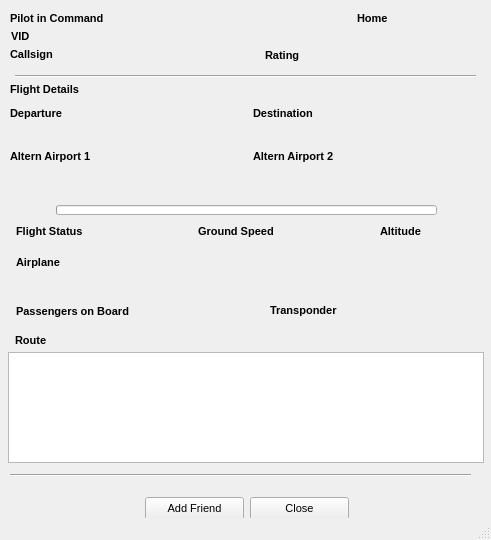
This is QtUI/PilotInfo_UI.ui in emper0r/IVAO-status as Qt 5 draws it before an edit. The edited form follows.
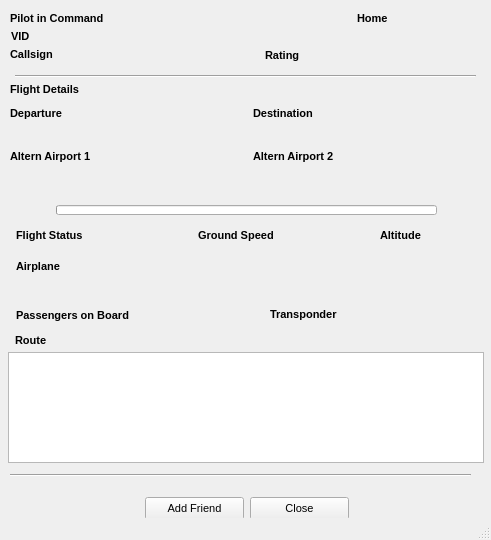
This is the edited form.

Commit message: * Fixed PilotInfo_UI objects

The edit to the form file:
```diff
--- a/QtUI/PilotInfo_UI.ui
+++ b/QtUI/PilotInfo_UI.ui
@@ -163,7 +163,7 @@
     <property name="geometry">
      <rect>
       <x>30</x>
-      <y>194</y>
+      <y>198</y>
       <width>31</width>
       <height>25</height>
      </rect>
@@ -184,7 +184,7 @@
     <property name="geometry">
      <rect>
       <x>441</x>
-      <y>194</y>
+      <y>198</y>
       <width>31</width>
       <height>25</height>
      </rect>
@@ -380,7 +380,7 @@
     <property name="geometry">
      <rect>
       <x>198</x>
-      <y>223</y>
+      <y>227</y>
       <width>101</width>
       <height>16</height>
      </rect>
@@ -403,7 +403,7 @@
     <property name="geometry">
      <rect>
       <x>293</x>
-      <y>221</y>
+      <y>225</y>
       <width>41</width>
       <height>20</height>
      </rect>
@@ -424,7 +424,7 @@
     <property name="geometry">
      <rect>
       <x>435</x>
-      <y>221</y>
+      <y>225</y>
       <width>41</width>
       <height>20</height>
      </rect>
@@ -445,7 +445,7 @@
     <property name="geometry">
      <rect>
       <x>380</x>
-      <y>223</y>
+      <y>227</y>
       <width>61</width>
       <height>16</height>
      </rect>
@@ -468,7 +468,7 @@
     <property name="geometry">
      <rect>
       <x>105</x>
-      <y>221</y>
+      <y>225</y>
       <width>91</width>
       <height>20</height>
      </rect>
@@ -489,7 +489,7 @@
     <property name="geometry">
      <rect>
       <x>16</x>
-      <y>223</y>
+      <y>227</y>
       <width>91</width>
       <height>16</height>
      </rect>
@@ -673,7 +673,7 @@
     <property name="geometry">
      <rect>
       <x>161</x>
-      <y>301</y>
+      <y>305</y>
       <width>51</width>
       <height>20</height>
      </rect>
@@ -694,7 +694,7 @@
     <property name="geometry">
      <rect>
       <x>358</x>
-      <y>300</y>
+      <y>304</y>
       <width>41</width>
       <height>20</height>
      </rect>
@@ -715,7 +715,7 @@
     <property name="geometry">
      <rect>
       <x>270</x>
-      <y>302</y>
+      <y>306</y>
       <width>91</width>
       <height>16</height>
      </rect>
@@ -738,7 +738,7 @@
     <property name="geometry">
      <rect>
       <x>16</x>
-      <y>303</y>
+      <y>307</y>
       <width>141</width>
       <height>16</height>
      </rect>
@@ -761,7 +761,7 @@
     <property name="geometry">
      <rect>
       <x>16</x>
-      <y>254</y>
+      <y>258</y>
       <width>61</width>
       <height>16</height>
      </rect>
@@ -784,7 +784,7 @@
     <property name="geometry">
      <rect>
       <x>17</x>
-      <y>266</y>
+      <y>270</y>
       <width>461</width>
       <height>20</height>
      </rect>
```
The commit also changes 1 other file.
